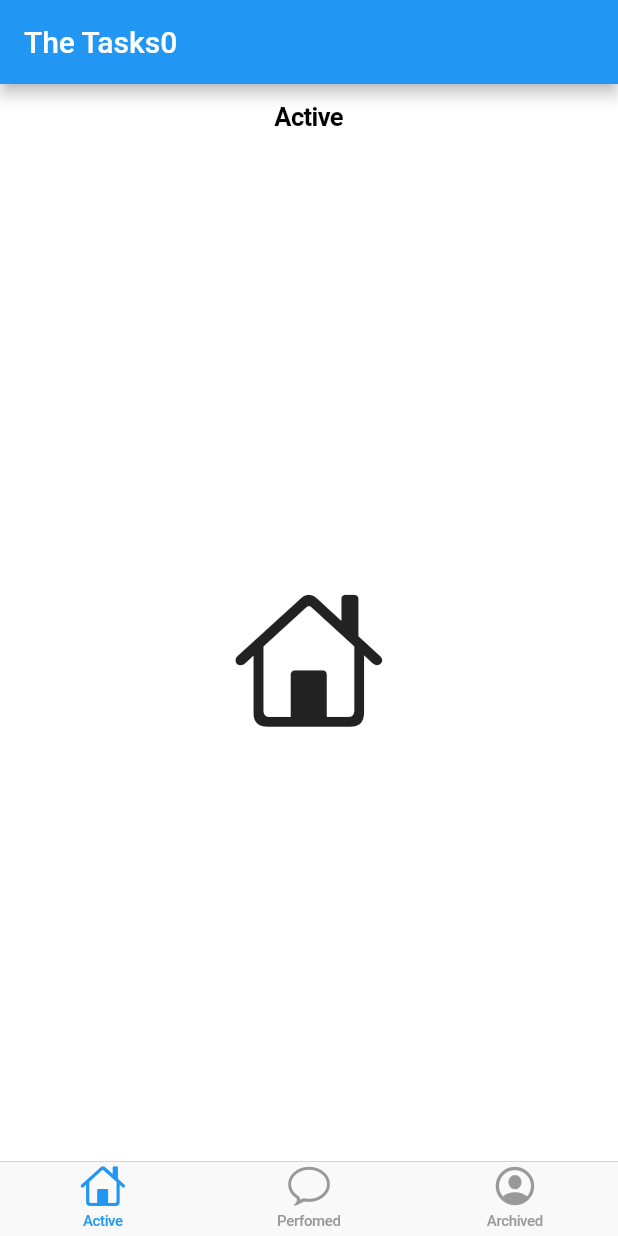
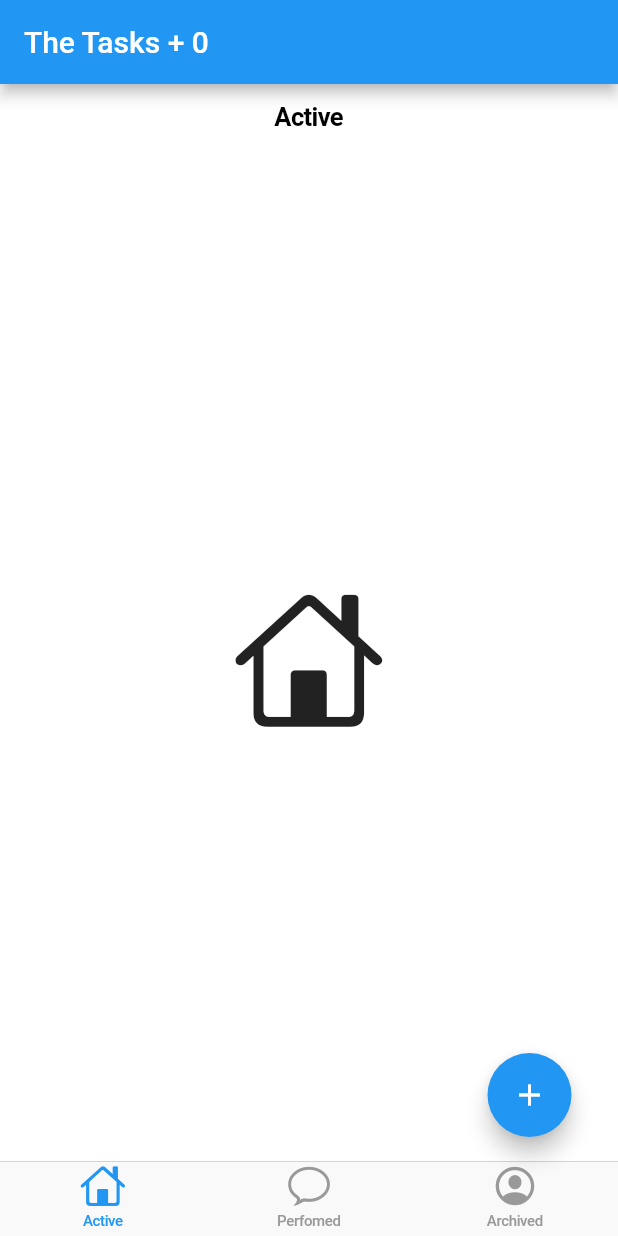
Before and after one commit to Sanshain/flute-of-tasks, a Flutter app: the screen it shows after launch, on a phone screen of 412 x 824 dp. Run offline on Flutter 3.47's test engine with Material 2 defaults, Android fonts, the phone set to English and light mode, and no system bars.

Commit message:
set trutly alignment

```diff
--- a/lib/main_page.dart
+++ b/lib/main_page.dart
@@ -91,7 +91,7 @@ class MainPageState extends State<MainPage> {
 
     return Scaffold(
       appBar: AppBar(
-        title: Text(widget.title + selectedTab.toString()),
+        title: Text("${widget.title} + ${selectedTab.toString()}"),
       ),
       body: CupertinoTabScaffold(
         restorationId: 'cupertino_tab_scaffold',
@@ -104,6 +104,28 @@ class MainPageState extends State<MainPage> {
 //                onTap: () => {}
               ),
           ],
+          onTap: (int index) {
+
+            setState(() => selectedTab = index);
+
+            // show the dialog
+//            showDialog(
+//              context: context,
+//              builder: (BuildContext context) {
+//                return AlertDialog(
+//                  title: const Text("My title"),
+//                  content: Text("This is my message." + selectedTab.toString()),
+//                  actions: [
+//                    TextButton(
+//                      child: const Text("OK"),
+//                      onPressed: () { },
+//                    )
+//                  ],
+//                );
+//              },
+//            );
+
+          }
         ),
         tabBuilder: (context, index) {
           return CupertinoTabView(
@@ -152,7 +174,12 @@ class MainPageState extends State<MainPage> {
 //          ))
 //        ],
 //      ),
-        floatingActionButton: selectedTab == 1 ? Container(
+        floatingActionButton: Visibility(
+          maintainSize: true,
+          maintainAnimation: true,
+          maintainState: true,
+          visible: selectedTab == 0,
+          child: Container(
             padding: const EdgeInsets.only(bottom: 50.0, right: 15.0),
             child: Align(
               alignment: Alignment.bottomRight,
@@ -163,7 +190,8 @@ class MainPageState extends State<MainPage> {
 //              label: const Text("Authenticate using Phone"),
               ),
             ),
-        ) : null,
+          ),
+        ),
 //        floatingActionButtonLocation: FloatingActionButtonLocation.endFloat
     );
   }
```
Also changed, not shown: lib/widgets/popups.dart (added). Lines whose indentation alone changed are shown as unchanged.
